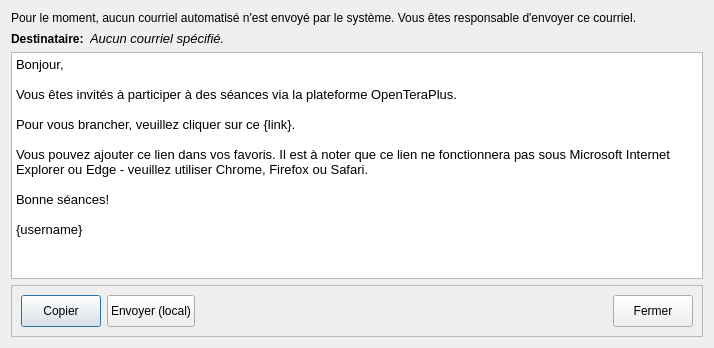
Before: the Qt Designer form client/src/dialogs/EmailInviteDialog.ui in introlab/openteraplus, drawn with Qt 5.
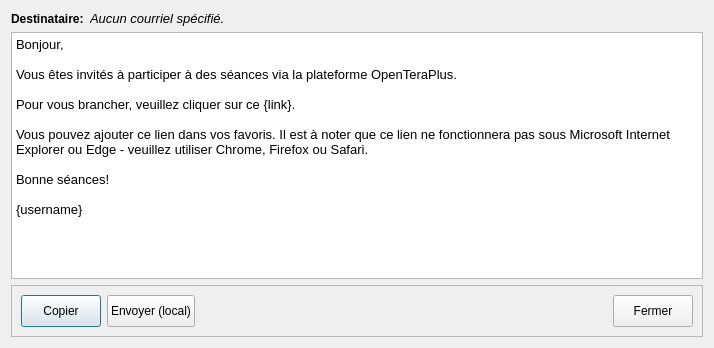
After: the same form once the commit is applied. Icons and pictures are not drawn.

Commit message: Refs #98. Reworked Email Template widget

```diff
--- a/client/src/dialogs/EmailInviteDialog.ui
+++ b/client/src/dialogs/EmailInviteDialog.ui
@@ -18,16 +18,6 @@
     <normaloff>:/icons/email.png</normaloff>:/icons/email.png</iconset>
   </property>
   <layout class="QVBoxLayout" name="verticalLayout">
-   <item>
-    <widget class="QLabel" name="lblWarning">
-     <property name="text">
-      <string>Pour le moment, aucun courriel automatisé n'est envoyé par le système. Vous êtes responsable d'envoyer ce courriel.</string>
-     </property>
-     <property name="wordWrap">
-      <bool>true</bool>
-     </property>
-    </widget>
-   </item>
    <item>
     <layout class="QHBoxLayout" name="horizontalLayout_2">
      <item>
```
The commit also changes 16 other files.
